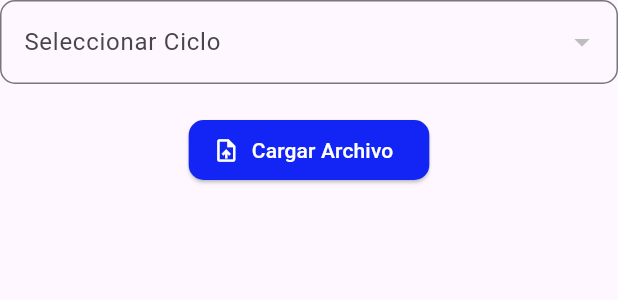
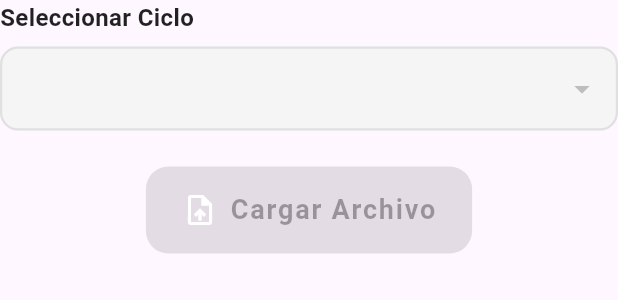
Before and after one commit to grmvera/unibe_flutter, a Flutter app: the ExcelUploader widget shown alone on an empty page, opened directly, on a phone screen of 412 x 824 dp. Shown: the top 300 px of the screen. Run offline on Flutter 3.47's test engine with Material 3 defaults, Android fonts, the light colour scheme and no system bars; our stand-ins replace cloud_firestore, dropdown_button2, file_picker, firebase_auth, firebase_core, qr_flutter and 1 more; missing offline and left inert: excel, mailer; accounts and stored records are empty.

Commit message:
fix correcion de estilo y creacion de formulario para creacion

```diff
--- a/lib/Widget/excel_uploader.dart
+++ b/lib/Widget/excel_uploader.dart
@@ -14,8 +14,8 @@ class ExcelUploader extends StatefulWidget {
 }
 
 class _ExcelUploaderState extends State<ExcelUploader> {
-  String? selectedCycle; // Ciclo seleccionado
-  List<DocumentSnapshot> cycles = []; // Lista de ciclos desde Firebase
+  String? selectedCycle;
+  List<DocumentSnapshot> cycles = [];
 
   @override
   void initState() {
@@ -23,7 +23,6 @@ class _ExcelUploaderState extends State<ExcelUploader> {
     _fetchCycles();
   }
 
-  // Obtener ciclos desde Firebase
   Future<void> _fetchCycles() async {
     try {
       QuerySnapshot snapshot =
@@ -47,7 +46,6 @@ class _ExcelUploaderState extends State<ExcelUploader> {
     }
 
     try {
-      // Seleccionar archivo Excel
       FilePickerResult? result = await FilePicker.platform.pickFiles(
         type: FileType.custom,
         allowedExtensions: ['xlsx'],
@@ -57,11 +55,9 @@ class _ExcelUploaderState extends State<ExcelUploader> {
         var bytes = result.files.single.bytes;
 
         if (bytes != null) {
-          // Procesar el archivo Excel
           var excel = Excel.decodeBytes(bytes);
           String fileName = result.files.single.name;
 
-          // Mostrar un diálogo de progreso
           showDialog(
             context: context,
             barrierDismissible: false,
@@ -83,7 +79,6 @@ class _ExcelUploaderState extends State<ExcelUploader> {
             ),
           );
 
-          // Procesar las filas del archivo Excel
           bool errorOccurred = false;
           for (var table in excel.tables.keys) {
             List<List<Data?>> rows = excel.tables[table]!.rows;
@@ -101,14 +96,12 @@ class _ExcelUploaderState extends State<ExcelUploader> {
                 var created =
                     Provider.of<UsuarioProvider>(context, listen: false);
 
-                // Validar que los datos sean completos
                 if (idNumber != null &&
                     firstName != null &&
                     lastName != null &&
                     email != null &&
                     career != null &&
                     semestre != null) {
-                  // Crear usuario en Firebase Authentication
                   UserCredential userCredential = await FirebaseAuth.instance
                       .createUserWithEmailAndPassword(
                     email: email,
@@ -118,7 +111,6 @@ class _ExcelUploaderState extends State<ExcelUploader> {
                   User? user = userCredential.user;
 
                   if (user != null) {
-                    // Guardar datos en Firestore
                     await FirebaseFirestore.instance
                         .collection('users')
                         .doc(user.uid)
@@ -130,7 +122,7 @@ class _ExcelUploaderState extends State<ExcelUploader> {
                       'career': career,
                       'role': 'estudiante',
                       'semestre': semestre,
-                      'cycleId': selectedCycle, // Asocia el usuario al ciclo
+                      'cycleId': selectedCycle,
                       'information_input': informationInput,
                       'isFirstLogin': true,
                       'status': true,
@@ -149,10 +141,8 @@ class _ExcelUploaderState extends State<ExcelUploader> {
             }
           }
 
-          // Cerrar el diálogo de progreso
           Navigator.pop(context);
 
-          // Mostrar mensaje de éxito o error
           if (!errorOccurred) {
             ScaffoldMessenger.of(context).showSnackBar(
               const SnackBar(content: Text('Usuarios creados con éxito')),
@@ -169,7 +159,7 @@ class _ExcelUploaderState extends State<ExcelUploader> {
         );
       }
     } catch (e) {
-      Navigator.pop(context); // Cerrar el diálogo en caso de error
+      Navigator.pop(context);
       ScaffoldMessenger.of(context).showSnackBar(
         SnackBar(content: Text('Error al cargar el archivo: $e')),
       );
@@ -180,19 +170,48 @@ class _ExcelUploaderState extends State<ExcelUploader> {
   Widget build(BuildContext context) {
     return Column(
       mainAxisSize: MainAxisSize.min,
+      crossAxisAlignment: CrossAxisAlignment.start,
       children: [
+        // Título para el Dropdown
+        const Padding(
+          padding: EdgeInsets.only(bottom: 8.0),
+          child: Text(
+            'Seleccionar Ciclo',
+            style: TextStyle(
+              fontSize: 16,
+              fontWeight: FontWeight.bold,
+              color: Colors.black87,
+            ),
+          ),
+        ),
         DropdownButtonFormField<String>(
           value: selectedCycle,
           items: cycles.map((cycle) {
             return DropdownMenuItem<String>(
-              value: cycle.id, // ID del ciclo
-              child: Text(cycle['name']), // Nombre del ciclo
+              value: cycle.id,
+              child: Text(
+                cycle['name'],
+                style: const TextStyle(
+                  fontSize: 14,
+                  color: Colors.black87,
+                ),
+              ),
             );
           }).toList(),
           decoration: InputDecoration(
-            labelText: 'Seleccionar Ciclo',
+            filled: true,
+            fillColor: Colors.grey[100],
             border: OutlineInputBorder(
-              borderRadius: BorderRadius.circular(10),
+              borderRadius: BorderRadius.circular(12),
+              borderSide: BorderSide(color: Colors.grey.shade300, width: 1.5),
+            ),
+            enabledBorder: OutlineInputBorder(
+              borderRadius: BorderRadius.circular(12),
+              borderSide: BorderSide(color: Colors.grey.shade300, width: 1.5),
+            ),
+            focusedBorder: OutlineInputBorder(
+              borderRadius: BorderRadius.circular(12),
+              borderSide: const BorderSide(color: Color(0xFF1225F5), width: 2),
             ),
           ),
           onChanged: (value) {
@@ -201,21 +220,43 @@ class _ExcelUploaderState extends State<ExcelUploader> {
             });
           },
         ),
-        const SizedBox(height: 20),
-        ElevatedButton.icon(
-          onPressed: () {
-            _uploadExcel(context);
-          },
+        const SizedBox(height: 24),
+        Center(
+            child: ElevatedButton.icon(
+          onPressed: selectedCycle == null
+              ? null
+              : () {
+                  _uploadExcel(context);
+                },
           style: ElevatedButton.styleFrom(
-            backgroundColor: const Color(0xFF1225F5),
+            backgroundColor: selectedCycle == null
+                ? Colors.grey
+                : const Color.fromARGB(255, 46, 62, 235),
             foregroundColor: Colors.white,
             shape: RoundedRectangleBorder(
-              borderRadius: BorderRadius.circular(10),
+              borderRadius: BorderRadius.circular(15),
+            ),
+            padding: const EdgeInsets.symmetric(
+              vertical: 16,
+              horizontal: 24,
+            ),
+            elevation: 6,
+            shadowColor: Colors.black45,
+          ),
+          icon: const Icon(
+            Icons.upload_file,
+            size: 24,
+            color: Colors.white,
+          ),
+          label: const Text(
+            'Cargar Archivo',
+            style: TextStyle(
+              fontSize: 18,
+              fontWeight: FontWeight.bold,
+              letterSpacing: 1.2,
             ),
           ),
-          icon: const Icon(Icons.upload_file),
-          label: const Text('Cargar Archivo'),
-        ),
+        )),
       ],
     );
   }
```
Also changed, not shown: lib/admin/userscreatecreen.dart (added, +379 -0 lines), lib/home/home_screen.dart (+86 -27 lines).
